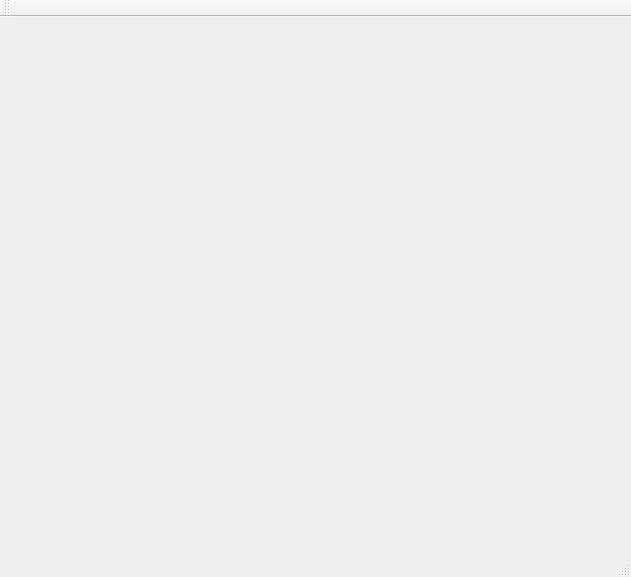
TheHoudini/EasyGraphics, file mainwindow.ui: the form before one commit.
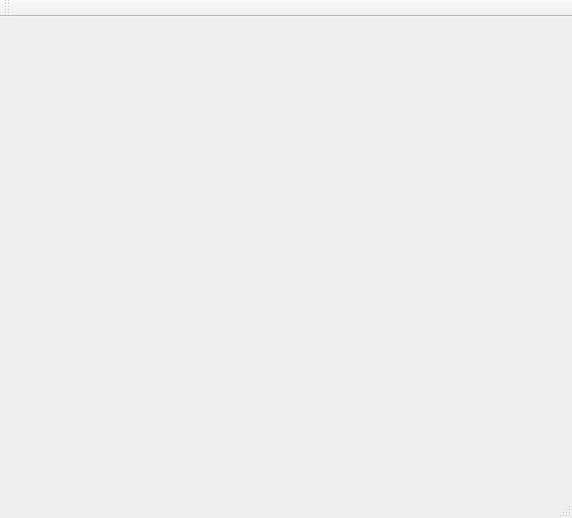
The form after the commit.

The edit to the form file:
```diff
--- a/mainwindow.ui
+++ b/mainwindow.ui
@@ -6,8 +6,8 @@
    <rect>
     <x>0</x>
     <y>0</y>
-    <width>631</width>
-    <height>577</height>
+    <width>572</width>
+    <height>518</height>
    </rect>
   </property>
   <property name="windowTitle">
```
Left out of the diff: 8 changed lines with no effect on the pictures.
